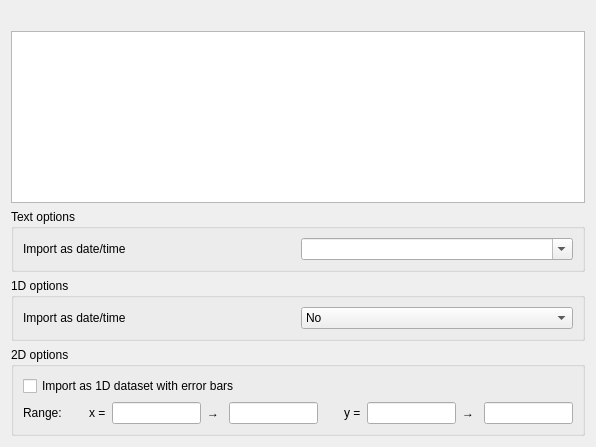
First picture: the form in ui/import_hdf5.ui, repository veusz/veusz, before the edit.
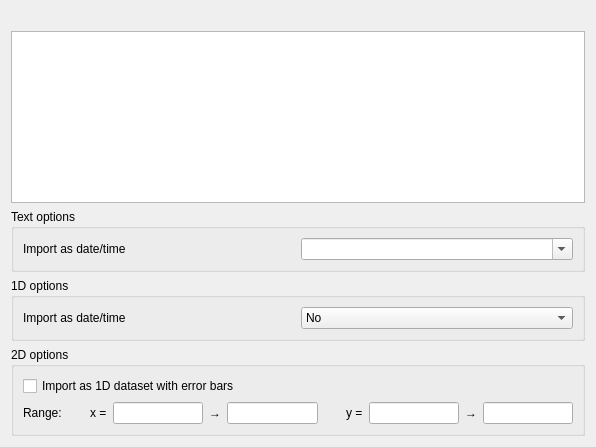
Second picture: the form after the edit.

What changed in the file:
```diff
--- a/ui/import_hdf5.ui
+++ b/ui/import_hdf5.ui
@@ -133,7 +133,7 @@
         <item>
          <widget class="QLabel" name="label_3">
           <property name="text">
-           <string>→ </string>
+           <string>→</string>
           </property>
          </widget>
         </item>
@@ -166,7 +166,7 @@
         <item>
          <widget class="QLabel" name="label_5">
           <property name="text">
-           <string>→ </string>
+           <string>→</string>
           </property>
          </widget>
         </item>
```
